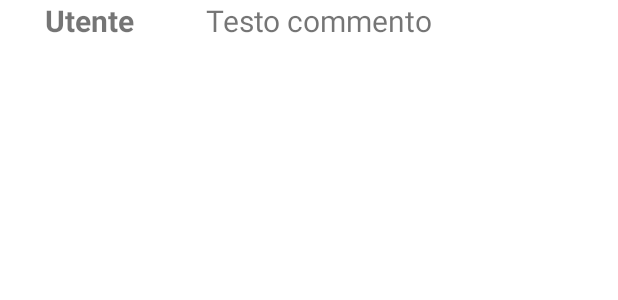
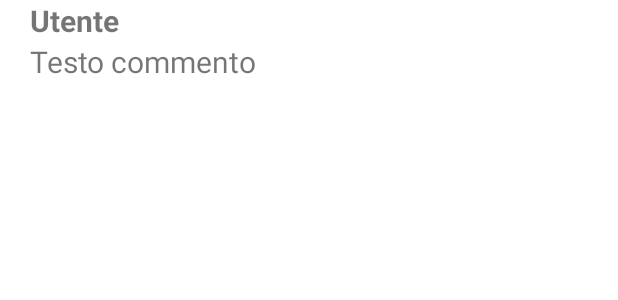
Before and after one commit to Simix01/Project_AN0NYM0US, an Android app: the layout comment_item.xml on its own in the app's theme, with its tools: preview values and no code run, on a phone screen of 412 x 824 dp. Shown: the top 300 px of the screen. Run offline under Robolectric (Android 15) with nearby library versions, the phone set to English and light mode, and no system bars.

Commit message:
33 commit fragment comment update

```diff
--- a/app/src/main/java/com/example/an0nym0us/CommentRecyclerAdapter.kt
+++ b/app/src/main/java/com/example/an0nym0us/CommentRecyclerAdapter.kt
@@ -39,7 +39,7 @@ class CommentRecyclerAdapter(private val commentList: ArrayList<Commento>) :
         val commentContent = itemView.commentContent
 
         fun bind(comment: Commento) {
-            commentUser.setText(comment.user)
+            commentUser.setText(comment.user+":")
             commentContent.setText(comment.content)
         }
     }
--- a/app/src/main/java/com/example/an0nym0us/ExploreActivity.kt
+++ b/app/src/main/java/com/example/an0nym0us/ExploreActivity.kt
@@ -102,7 +102,7 @@ class ExploreActivity : AppCompatActivity() {
     }
 
     fun inizializzaBottomMenu(){
-        var bottomNavigationMenuView : BottomNavigationView = findViewById(R.id.bottom_explore)
+        var bottomNavigationMenuView : BottomNavigationView = findViewById(R.id.bottom_home)
         bottomNavigationMenuView.setSelectedItemId(R.id.explore)
 
         bottomNavigationMenuView.setOnNavigationItemSelectedListener { item ->
--- a/app/src/main/java/com/example/an0nym0us/ProfileActivity.kt
+++ b/app/src/main/java/com/example/an0nym0us/ProfileActivity.kt
@@ -103,7 +103,7 @@ class ProfileActivity : AppCompatActivity() {
     }
 
     fun inizializzaBottomMenu() {
-        var bottomNavigationMenuView: BottomNavigationView = findViewById(R.id.bottom_profile)
+        var bottomNavigationMenuView: BottomNavigationView = findViewById(R.id.bottom_home)
         bottomNavigationMenuView.setSelectedItemId(R.id.profile)
 
         bottomNavigationMenuView.setOnNavigationItemSelectedListener { item ->
--- a/app/src/main/res/layout/comment_item.xml
+++ b/app/src/main/res/layout/comment_item.xml
@@ -1,21 +1,21 @@
 <?xml version="1.0" encoding="utf-8"?>
-<RelativeLayout
-    xmlns:android="http://schemas.android.com/apk/res/android"
-    xmlns:app="http://schemas.android.com/apk/res-auto"
+<RelativeLayout xmlns:android="http://schemas.android.com/apk/res/android"
     android:layout_width="match_parent"
     android:layout_height="wrap_content">
 
     <LinearLayout
         android:layout_width="match_parent"
         android:layout_height="wrap_content"
-        android:orientation="horizontal">
+        android:orientation="vertical"
+        android:layout_marginBottom="5dp">
 
         <TextView
             android:id="@+id/commentUser"
             android:layout_width="match_parent"
             android:layout_height="match_parent"
+            android:maxLines="1"
             android:layout_weight="2"
-            android:paddingHorizontal="30dp"
+            android:paddingHorizontal="20dp"
             android:text="Utente"
             android:textSize="20sp"
             android:textStyle="bold">
@@ -24,6 +24,7 @@
 
         <TextView
             android:id="@+id/commentContent"
+            android:paddingHorizontal="20dp"
             android:layout_weight="1"
             android:layout_width="match_parent"
             android:layout_height="match_parent"
--- a/app/src/main/res/layout/fragment_post.xml
+++ b/app/src/main/res/layout/fragment_post.xml
@@ -50,7 +50,6 @@
                 android:layout_gravity="center"
                 android:textAlignment="center"
                 android:textSize="20sp"
-                android:text="diocane"
                 />
         </HorizontalScrollView>
 
```
Also changed, not shown: app/src/main/java/com/example/an0nym0us/PostFragment.kt (+39 -3 lines), app/src/main/java/com/example/an0nym0us/comment_fragment.kt (+31 -11 lines), app/src/main/res/layout/activity_explore.xml (+5 -5 lines), app/src/main/res/layout/activity_profile.xml (+5 -5 lines).
